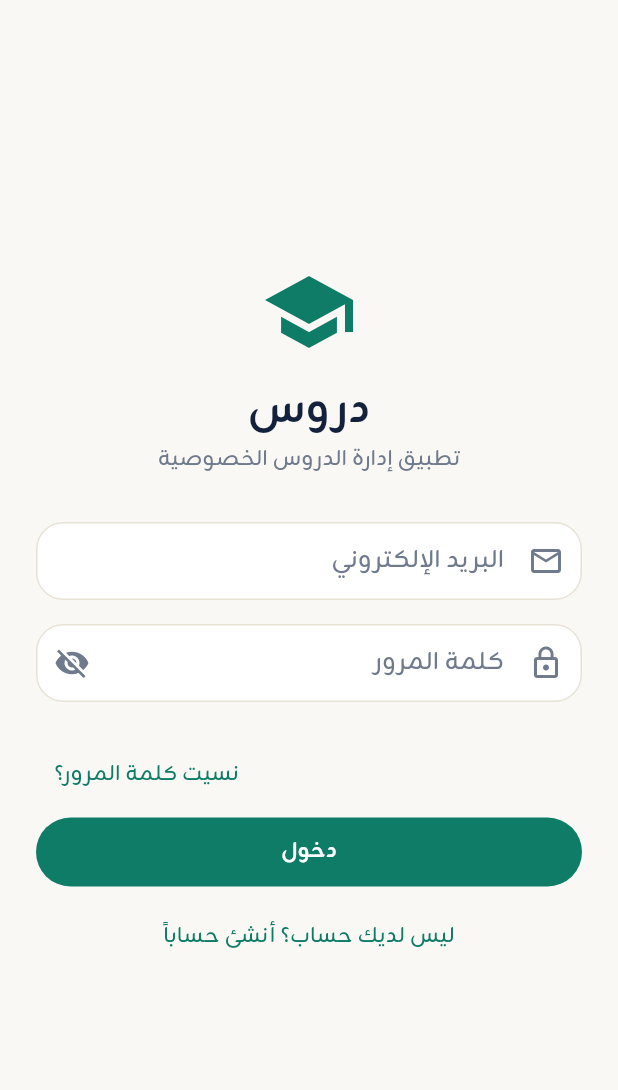
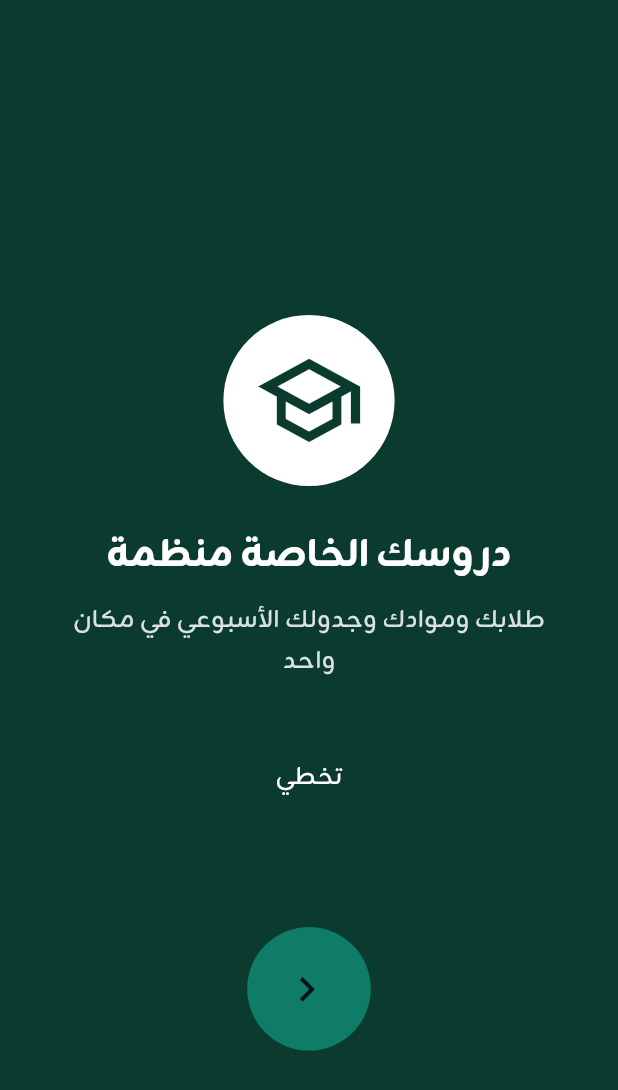
Before and after one commit to amworx/durus, a Flutter app: the screen it shows after launch, on a phone screen of 412 x 824 dp. Shown: the top 1090 px of the screen. Run offline on Flutter 3.47's test engine with Material 3 defaults, Android fonts, the phone set to English and light mode, and no system bars; drawn by our look-alikes of concentric_transition; our stand-ins replace flutter_local_notifications, flutter_riverpod, go_router, shared_preferences, supabase_flutter; accounts and stored records are empty.

Commit message:
feat(app): concentric first-run intro + portal cycle switcher and card dock

```diff
--- a/src/lib/l10n/app_ar.arb
+++ b/src/lib/l10n/app_ar.arb
@@ -397,6 +397,7 @@
   "feesWaiveNote": "إعفاء",
   "feesWaived": "تم تسجيل الإعفاء",
   "portalFamilyChildren": "الأبناء",
+  "portalFamilyHint": "اضغط للتبديل بين الأبناء",
   "portalAbsenceTitle": "الإبلاغ عن غياب",
   "portalAbsenceDate": "اليوم",
   "portalAbsenceChange": "تغيير",
@@ -415,6 +416,14 @@
   "portalConfirmRead": "تأكيد القراءة",
   "portalReadDone": "تمت القراءة",
   "portalActionFailed": "تعذّر تنفيذ الإجراء",
+  "introSkip": "تخطي",
+  "introStart": "ابدأ",
+  "introTitle1": "دروسك الخاصة منظمة",
+  "introSub1": "طلابك وموادك وجدولك الأسبوعي في مكان واحد",
+  "introTitle2": "الحضور بضغطة",
+  "introSub2": "سجّل الحضور والغياب والتأخير وتابع تقارير كل طالب",
+  "introTitle3": "الرسوم وبوابة الأهل",
+  "introSub3": "أقساط مرنة وإيصالات، والأهل يتابعون عبر رابط آمن",
   "feesFutureMonth": "شهر مستقبلي",
   "feesAdvanceHint": "شهر مستقبلي — سيُحتسب هذا القسط كدفعة مقدمة",
   "bulkSetGrade": "تعديل الصف",
--- a/src/lib/l10n/app_localizations.dart
+++ b/src/lib/l10n/app_localizations.dart
@@ -1540,6 +1540,12 @@ abstract class AppLocalizations {
   /// **'الأبناء'**
   String get portalFamilyChildren;
 
+  /// No description provided for @portalFamilyHint.
+  ///
+  /// In ar, this message translates to:
+  /// **'اضغط للتبديل بين الأبناء'**
+  String get portalFamilyHint;
+
   /// No description provided for @portalAbsenceTitle.
   ///
   /// In ar, this message translates to:
@@ -1647,6 +1653,54 @@ abstract class AppLocalizations {
   /// In ar, this message translates to:
   /// **'تعذّر تنفيذ الإجراء'**
   String get portalActionFailed;
+
+  /// No description provided for @introSkip.
+  ///
+  /// In ar, this message translates to:
+  /// **'تخطي'**
+  String get introSkip;
+
+  /// No description provided for @introStart.
+  ///
+  /// In ar, this message translates to:
+  /// **'ابدأ'**
+  String get introStart;
+
+  /// No description provided for @introTitle1.
+  ///
+  /// In ar, this message translates to:
+  /// **'دروسك الخاصة منظمة'**
+  String get introTitle1;
+
+  /// No description provided for @introSub1.
+  ///
+  /// In ar, this message translates to:
+  /// **'طلابك وموادك وجدولك الأسبوعي في مكان واحد'**
+  String get introSub1;
+
+  /// No description provided for @introTitle2.
+  ///
+  /// In ar, this message translates to:
+  /// **'الحضور بضغطة'**
+  String get introTitle2;
+
+  /// No description provided for @introSub2.
+  ///
+  /// In ar, this message translates to:
+  /// **'سجّل الحضور والغياب والتأخير وتابع تقارير كل طالب'**
+  String get introSub2;
+
+  /// No description provided for @introTitle3.
+  ///
+  /// In ar, this message translates to:
+  /// **'الرسوم وبوابة الأهل'**
+  String get introTitle3;
+
+  /// No description provided for @introSub3.
+  ///
+  /// In ar, this message translates to:
+  /// **'أقساط مرنة وإيصالات، والأهل يتابعون عبر رابط آمن'**
+  String get introSub3;
 
   /// No description provided for @feesFutureMonth.
   ///
--- a/src/lib/router.dart
+++ b/src/lib/router.dart
@@ -7,6 +7,7 @@ import 'package:durus/l10n/l10n_ext.dart';
 import 'package:durus/providers/providers.dart';
 import 'package:durus/screens/auth_screens.dart';
 import 'package:durus/screens/home_shell.dart';
+import 'package:durus/screens/intro_screen.dart';
 import 'package:durus/screens/onboarding_screens.dart';
 import 'package:durus/screens/portal_screens.dart';
 import 'package:durus/widgets/widgets.dart';
@@ -16,7 +17,7 @@ final GoRouter appRouter = GoRouter(
   routes: [
     GoRoute(
       path: '/',
-      builder: (context, state) => const AuthGate(),
+      builder: (context, state) => const IntroGate(),
     ),
     GoRoute(
       path: '/portal',
@@ -30,6 +31,35 @@ final GoRouter appRouter = GoRouter(
   ],
   errorBuilder: (context, state) => const _NotFoundScreen(),
 );
+
+/// Decides whether the first-run intro still needs to be shown. The flag
+/// lives in SharedPreferences (per install, not per account) so a fresh
+/// install always greets once, then never again — no router changes needed
+/// because the gate swaps its own child after completion.
+class IntroGate extends ConsumerStatefulWidget {
+  const IntroGate({super.key});
+
+  @override
+  ConsumerState<IntroGate> createState() => _IntroGateState();
+}
+
+class _IntroGateState extends ConsumerState<IntroGate> {
+  static const _seenKey = 'intro_seen';
+  bool _dismissed = false;
+
+  @override
+  Widget build(BuildContext context) {
+    final seen =
+        ref.watch(sharedPrefsProvider).getBool(_seenKey) ?? _dismissed;
+    if (seen) return const AuthGate();
+    return IntroScreen(onDone: _complete);
+  }
+
+  Future<void> _complete() async {
+    await ref.read(sharedPrefsProvider).setBool(_seenKey, true);
+    if (mounted) setState(() => _dismissed = true);
+  }
+}
 
 /// Decides what the root route shows based on session + onboarding state:
 /// sign-in -> first-launch wizard -> home shell.
--- /dev/null
+++ b/src/lib/screens/intro_screen.dart
@@ -0,0 +1,178 @@
+import 'package:concentric_transition/concentric_transition.dart';
+import 'package:flutter/material.dart';
+
+import 'package:durus/l10n/l10n_ext.dart';
+
+/// First-run intro, adapted from the MIT-licensed fluttertemplates.dev
+/// "Concentric Animation Onboarding" sample (same widget, same values):
+/// full-screen pages with the next page's color blooming in as a growing
+/// circle. Durus differences: Arabic RTL content, brand colors, finite
+/// pages (itemCount), per-page skip and a final ابدأ button. Shown once
+/// per install by [IntroGate] (see router.dart), before sign-in.
+class IntroScreen extends StatelessWidget {
+  const IntroScreen({super.key, required this.onDone});
+
+  /// Called (once) when the user finishes or skips the intro.
+  final VoidCallback onDone;
+
+  @override
+  Widget build(BuildContext context) {
+    final l10n = context.l10n;
+    final pages = [
+      _IntroPageData(
+        icon: Icons.school_outlined,
+        title: l10n.introTitle1,
+        subtitle: l10n.introSub1,
+        bgColor: const Color(0xFF0A3B2E),
+        textColor: Colors.white,
+      ),
+      _IntroPageData(
+        icon: Icons.fact_check_outlined,
+        title: l10n.introTitle2,
+        subtitle: l10n.introSub2,
+        bgColor: const Color(0xFF0E7C66),
+        textColor: Colors.white,
+      ),
+      _IntroPageData(
+        icon: Icons.family_restroom_outlined,
+        title: l10n.introTitle3,
+        subtitle: l10n.introSub3,
+        bgColor: const Color(0xFFFAF8F4),
+        textColor: const Color(0xFF14213D),
+      ),
+    ];
+    final screenWidth = MediaQuery.of(context).size.width;
+    return Scaffold(
+      body: ConcentricPageView(
+        colors: [for (final p in pages) p.bgColor],
+        radius: screenWidth * 0.1,
+        itemCount: pages.length,
+        scaleFactor: 2,
+        nextButtonBuilder: (context) => Padding(
+          // Visual centering, mirrored for RTL (forward points left).
+          padding: const EdgeInsets.only(right: 3),
+          child: Icon(Icons.chevron_left, size: screenWidth * 0.08),
+        ),
+        // Optional second parameter keeps this compatible whether the
+        // package calls itemBuilder with (index) or (index, value).
+        itemBuilder: (index, [value]) {
+          final page = pages[index % pages.length];
+          return SafeArea(
+            child: _IntroPage(
+              page: page,
+              isLast: index % pages.length == pages.length - 1,
+              onDone: onDone,
+            ),
+          );
+        },
+      ),
+    );
+  }
+}
+
+class _IntroPageData {
+  final IconData icon;
+  final String title;
+  final String subtitle;
+  final Color bgColor;
+  final Color textColor;
+
+  const _IntroPageData({
+    required this.icon,
+    required this.title,
+    required this.subtitle,
+    required this.bgColor,
+    required this.textColor,
+  });
+}
+
+class _IntroPage extends StatelessWidget {
+  final _IntroPageData page;
+  final bool isLast;
+  final VoidCallback onDone;
+
+  const _IntroPage({
+    required this.page,
+    required this.isLast,
+    required this.onDone,
+  });
+
+  @override
+  Widget build(BuildContext context) {
+    final l10n = context.l10n;
+    final screenHeight = MediaQuery.of(context).size.height;
+    final light = page.bgColor.computeLuminance() > 0.5;
+    final buttonBg = light ? const Color(0xFF0E7C66) : Colors.white;
+    final buttonFg = light ? Colors.white : const Color(0xFF0A3B2E);
+    return Padding(
+      padding: const EdgeInsets.symmetric(horizontal: 32),
+      child: Column(
+        mainAxisAlignment: MainAxisAlignment.center,
+        children: [
+          Container(
+            padding: const EdgeInsets.all(20),
+            decoration: BoxDecoration(
+              shape: BoxShape.circle,
+              color: page.textColor,
+            ),
+            child: Icon(
+              page.icon,
+              size: screenHeight * 0.09,
+              color: page.bgColor,
+            ),
+          ),
+          const SizedBox(height: 28),
+          Text(
+            page.title,
+            textAlign: TextAlign.center,
+            style: TextStyle(
+              color: page.textColor,
+              fontSize: 26,
+              fontWeight: FontWeight.w800,
+              height: 1.4,
+            ),
+          ),
+          const SizedBox(height: 12),
+          Text(
+            page.subtitle,
+            textAlign: TextAlign.center,
+            style: TextStyle(
+              color: page.textColor.withValues(alpha: 0.85),
+              fontSize: 16,
+              height: 1.7,
+            ),
+          ),
+          const SizedBox(height: 40),
+          if (isLast)
+            FilledButton(
+              style: FilledButton.styleFrom(
+                backgroundColor: buttonBg,
+                foregroundColor: buttonFg,
+                padding: const EdgeInsets.symmetric(
+                  horizontal: 56,
+                  vertical: 14,
+                ),
+                textStyle: const TextStyle(
+                  fontSize: 18,
+                  fontWeight: FontWeight.w800,
+                ),
+              ),
+              onPressed: onDone,
+              child: Text(l10n.introStart),
+            )
+          else
+            TextButton(
+              style: TextButton.styleFrom(foregroundColor: page.textColor),
+              onPressed: onDone,
+              child: Text(
+                l10n.introSkip,
+                style: const TextStyle(fontSize: 16),
+              ),
+            ),
+          // Room for the package's floating next button.
+          const SizedBox(height: 72),
+        ],
+      ),
+    );
+  }
+}
--- a/src/pubspec.yaml
+++ b/src/pubspec.yaml
@@ -18,6 +18,7 @@ dependencies:
   shared_preferences: ^2.3.0
   url_launcher: 6.3.2
   flutter_local_notifications: ^22.3.1
+  concentric_transition: ^1.0.3
 
 dev_dependencies:
   flutter_test:
```
Also changed, not shown: src/lib/l10n/app_localizations_ar.dart (+27 -0 lines), src/lib/screens/portal_screens.dart (+167 -43 lines), src/pubspec.lock, 1 other file.
